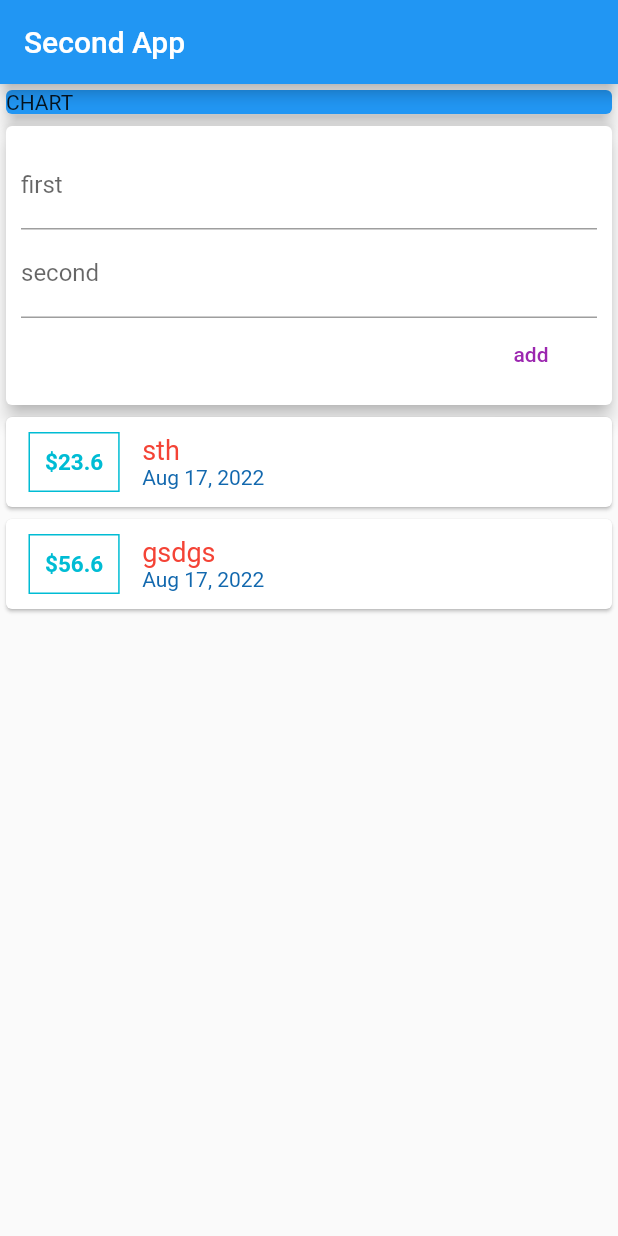
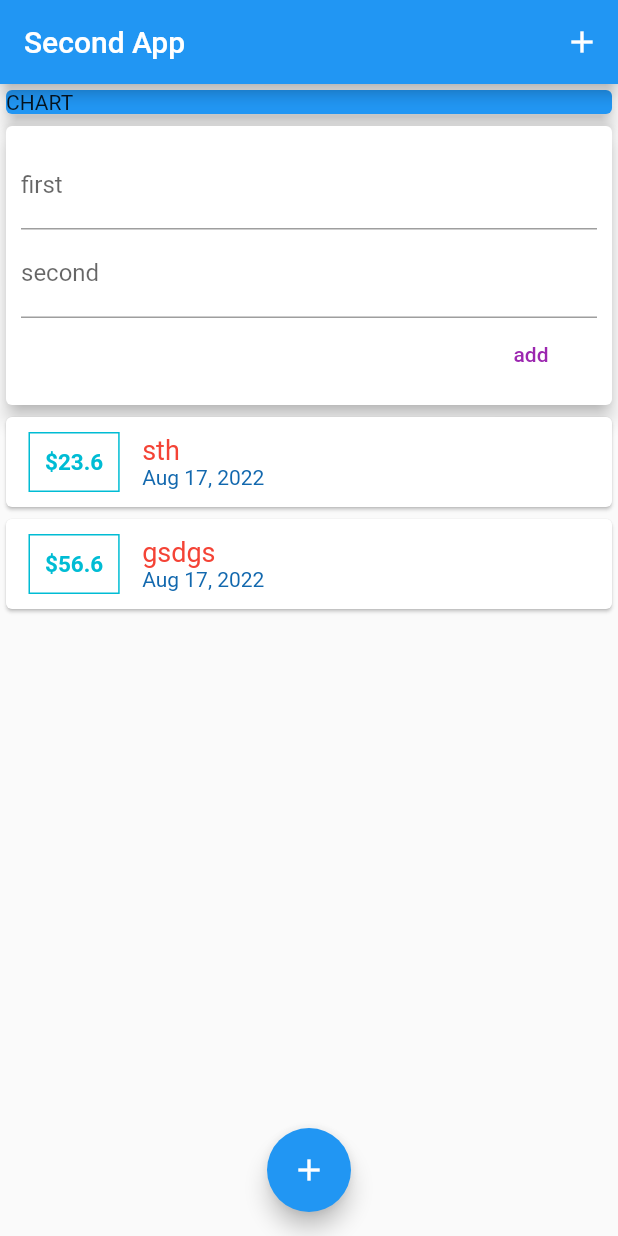
Before and after one commit to sthisfake/expenses-app, a Flutter app: the screen it shows after launch, after a tap on "add", on a phone screen of 412 x 824 dp. Run offline on Flutter 3.47's test engine with Material 2 defaults, Android fonts, the phone set to English and light mode, and no system bars.

Commit message:
doing great

```diff
--- a/expenses app/lib/main.dart
+++ b/expenses app/lib/main.dart
@@ -10,6 +10,7 @@ class MyApp extends StatelessWidget {
   @override
   Widget build(BuildContext context) {
     return MaterialApp(
+      debugShowCheckedModeBanner: false,
       title: 'Flutter App',
       home: MyHomePage(),
     );
@@ -22,8 +23,14 @@ class MyHomePage extends StatelessWidget {
     return Scaffold(
       appBar: AppBar(
         title: Text('Second App'),
+        actions: <Widget> [
+          IconButton(icon: Icon(Icons.add),
+          onPressed: () {},
+          )
+        ],
       ),
-      body: Column(
+      body:SingleChildScrollView(
+      child :Column(
         mainAxisAlignment: MainAxisAlignment.start,
         crossAxisAlignment: CrossAxisAlignment.stretch,
         children: <Widget>[
@@ -38,6 +45,12 @@ class MyHomePage extends StatelessWidget {
         UserTransaction()
         ],
       ),
+      ),
+      floatingActionButtonLocation: FloatingActionButtonLocation.centerFloat,
+      floatingActionButton: FloatingActionButton(
+        child: Icon(Icons.add ,),
+        onPressed: () {},
+        ),
     );
   }
 }
--- a/expenses app/lib/widgets/new_transaction.dart
+++ b/expenses app/lib/widgets/new_transaction.dart
@@ -6,6 +6,22 @@ class NewTransaction extends StatelessWidget {
   Function transactionAdd;
 
   NewTransaction(this.transactionAdd);
+
+  void submitData() {
+    final label = titleController.text;
+    double number = double.parse(priceController.text);
+
+    if (label.isEmpty || number <= 0) {
+      return;
+    }
+
+    number = double.parse(number.toStringAsFixed(2));
+
+    transactionAdd(
+      label,
+      number,
+    );
+  }
 
   @override
   Widget build(BuildContext context) {
@@ -17,21 +33,19 @@ class NewTransaction extends StatelessWidget {
           crossAxisAlignment: CrossAxisAlignment.end,
           children: <Widget>[
             TextField(
-              decoration: InputDecoration(labelText: 'first'),
-              controller: titleController,
-            ),
+                decoration: InputDecoration(labelText: 'first'),
+                controller: titleController,
+                onSubmitted: (_) => submitData()),
             TextField(
               decoration: InputDecoration(labelText: 'second'),
               controller: priceController,
+              keyboardType: TextInputType.number,
+              onSubmitted: (_) => submitData(),
             ),
             FlatButton(
               child: Text('add'),
               textColor: Colors.purple,
-              onPressed:() { transactionAdd(
-                titleController.text,
-                double.parse(priceController.text),
-              );
-              },
+              onPressed: submitData,
             ),
           ],
         ),
--- a/expenses app/lib/widgets/transaction_lis.dart
+++ b/expenses app/lib/widgets/transaction_lis.dart
@@ -3,59 +3,58 @@ import '../models/transaction.dart';
 import 'package:intl/intl.dart';
 
 class TransactionList extends StatelessWidget {
-
-  final List<Transaction> transaction ;
+  final List<Transaction> transaction;
 
   TransactionList(this.transaction);
 
   @override
   Widget build(BuildContext context) {
-    return Column(
-            children: transaction.map((sth) {
+    return Container(
+      height: 250,
+      child: ListView.builder(
+        itemBuilder: (ctx, index) {
           return Card(
-                child :Row(
-                  children:<Widget> [
+              child: Row(
+            children: <Widget>[
               Container(
                 margin: EdgeInsets.symmetric(
                   vertical: 10,
-                        horizontal: 15 ,
+                  horizontal: 15,
                 ),
                 decoration: BoxDecoration(
                     border: Border.all(
-                          color: Colors.cyan ,
-                          width: 1 ,
-                        )
-                      ),
+                  color: Colors.cyan,
+                  width: 1,
+                )),
                 padding: EdgeInsets.all(10),
                 child: Text(
-                        '\$' + sth.price.toString(),
+                  '\$' + transaction[index].price.toString(),
                   style: TextStyle(
-                          color: Colors.cyan ,
+                    color: Colors.cyan,
                     fontWeight: FontWeight.bold,
                     fontSize: 15,
                   ),
                 ),
               ),
-                    Column(children: <Widget> [
-                      Text(sth.title.toString(),
-                        style : TextStyle(
+              Column(
+                children: <Widget>[
+                  Text(transaction[index].title.toString(),
+                      style: TextStyle(
                         color: Colors.red,
                         fontSize: 18,
-                        )
-                      ),
+                      )),
                   Text(
-                        DateFormat().add_yMMMd().format(sth.date),
-                        style: TextStyle(
-                          color: Color.fromARGB(255, 18, 104, 174)
-                        ),
+                    DateFormat().add_yMMMd().format(transaction[index].date),
+                    style: TextStyle(color: Color.fromARGB(255, 18, 104, 174)),
                   ),
                 ],
                 crossAxisAlignment: CrossAxisAlignment.start,
               )
-                  ]
-                  ,)
-              );
-            }).toList(),
+            ],
+          ));
+        },
+        itemCount: transaction.length,
+      ),
     );
   }
 }
```
Lines whose indentation alone changed are shown as unchanged.
